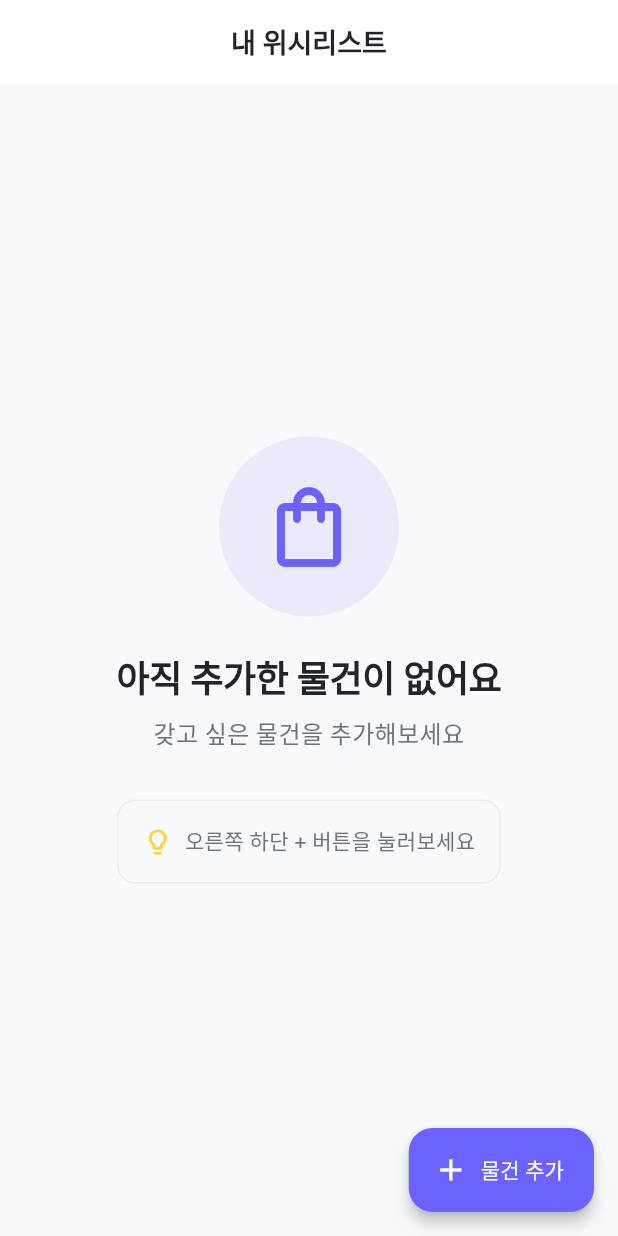
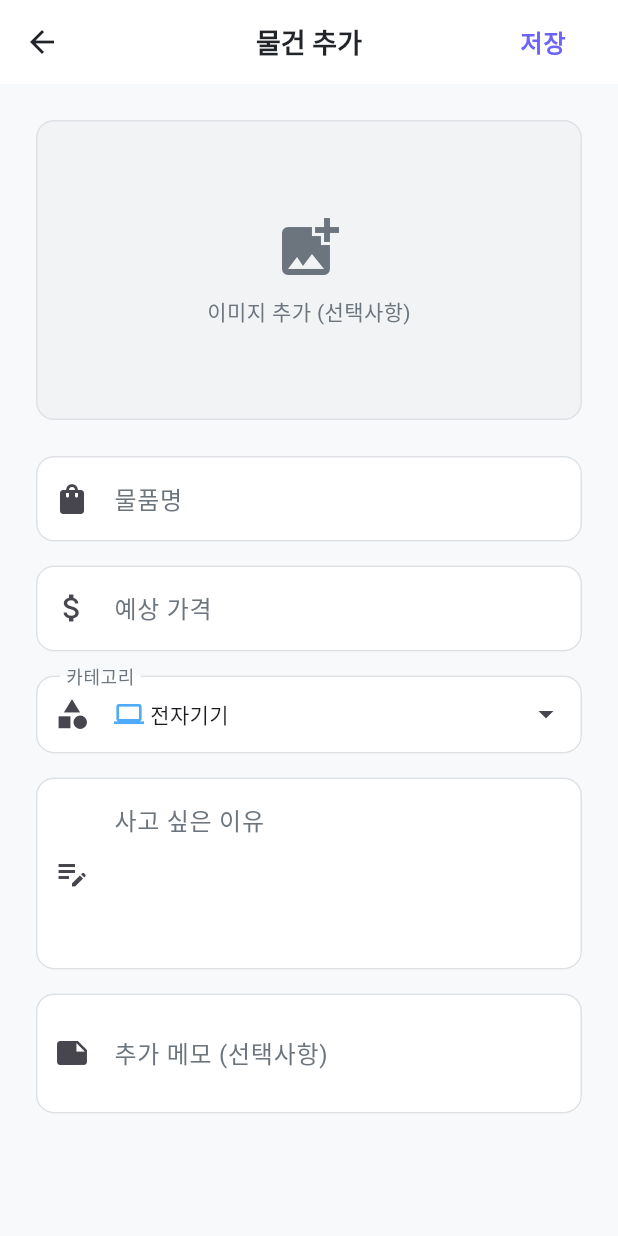
Before and after one commit to JaegeonYu/Wantly, a Flutter app: the screen it shows after launch, after a tap on "물건 추가", on a phone screen of 412 x 824 dp. Run offline on Flutter 3.47's test engine with Material 3 defaults, Android fonts, the light colour scheme and no system bars; our stand-ins replace flutter_slidable, freezed_annotation, hive, hive_flutter, image_picker, logger; accounts and stored records are empty.

Commit message:
feat: 위시리스트 드래그앤 드랍으로 순서변경 구현

```diff
--- /dev/null
+++ b/lib/presentation/screens/wishlist/add_edit_wishlist_screen.dart
@@ -0,0 +1,439 @@
+import 'package:flutter/material.dart';
+import 'package:flutter/services.dart';
+import 'package:provider/provider.dart';
+import 'package:uuid/uuid.dart';
+import 'package:image_picker/image_picker.dart';
+import '../../../core/constants/app_colors.dart';
+import '../../../core/constants/app_strings.dart';
+import '../../../core/constants/app_sizes.dart';
+import '../../../core/theme/text_styles.dart';
+import '../../../data/models/wishlist_item.dart';
+import '../../../data/models/category.dart';
+import '../../../data/repositories/category_repository_impl.dart';
+import '../../providers/wishlist_provider.dart';
+
+/// 위시리스트 아이템 추가/수정 화면
+class AddEditWishlistScreen extends StatefulWidget {
+  final WishlistItem? item; // null이면 추가 모드, 값이 있으면 수정 모드
+
+  const AddEditWishlistScreen({super.key, this.item});
+
+  @override
+  State<AddEditWishlistScreen> createState() => _AddEditWishlistScreenState();
+}
+
+class _AddEditWishlistScreenState extends State<AddEditWishlistScreen> {
+  final _formKey = GlobalKey<FormState>();
+  final _uuid = const Uuid();
+  final _categoryRepository = CategoryRepositoryImpl();
+  final _imagePicker = ImagePicker();
+
+  // 폼 컨트롤러
+  late TextEditingController _nameController;
+  late TextEditingController _priceController;
+  late TextEditingController _reasonController;
+  late TextEditingController _urlController;
+
+  // 상태 변수
+  List<Category> _categories = [];
+  Category? _selectedCategory;
+  String? _imageUrl;
+  bool _isLoading = false;
+
+  @override
+  void initState() {
+    super.initState();
+    _initializeControllers();
+    _loadCategories();
+  }
+
+  /// 컨트롤러 초기화
+  void _initializeControllers() {
+    final item = widget.item;
+    _nameController = TextEditingController(text: item?.name ?? '');
+    _priceController = TextEditingController(
+      text: item?.price != null ? item!.price.toString() : '',
+    );
+    _reasonController = TextEditingController(text: item?.reason ?? '');
+    _urlController = TextEditingController(text: item?.memo ?? '');
+    _imageUrl = item?.imageUrl;
+  }
+
+  /// 카테고리 목록 불러오기
+  Future<void> _loadCategories() async {
+    final categories = await _categoryRepository.getAllCategories();
+    setState(() {
+      _categories = categories;
+      if (widget.item != null) {
+        // 수정 모드: 기존 카테고리 선택
+        _selectedCategory = categories.firstWhere(
+          (c) => c.id == widget.item!.categoryId,
+          orElse: () => categories.first,
+        );
+      } else if (categories.isNotEmpty) {
+        // 추가 모드: 첫 번째 카테고리 기본 선택
+        _selectedCategory = categories.first;
+      }
+    });
+  }
+
+  @override
+  void dispose() {
+    _nameController.dispose();
+    _priceController.dispose();
+    _reasonController.dispose();
+    _urlController.dispose();
+    super.dispose();
+  }
+
+  /// 이미지 선택
+  Future<void> _pickImage() async {
+    try {
+      final XFile? image = await _imagePicker.pickImage(
+        source: ImageSource.gallery,
+        maxWidth: 1024,
+        maxHeight: 1024,
+        imageQuality: 85,
+      );
+      if (image != null) {
+        setState(() {
+          _imageUrl = image.path;
+        });
+      }
+    } catch (e) {
+      if (mounted) {
+        ScaffoldMessenger.of(
+          context,
+        ).showSnackBar(const SnackBar(content: Text('이미지를 선택할 수 없습니다')));
+      }
+    }
+  }
+
+  /// 저장 처리
+  Future<void> _handleSave() async {
+    if (!_formKey.currentState!.validate()) {
+      return;
+    }
+
+    if (_selectedCategory == null) {
+      ScaffoldMessenger.of(
+        context,
+      ).showSnackBar(const SnackBar(content: Text('카테고리를 선택해주세요')));
+      return;
+    }
+
+    setState(() => _isLoading = true);
+
+    try {
+      final provider = context.read<WishlistProvider>();
+
+      // 아이템 생성
+      final item = WishlistItem(
+        id: widget.item?.id ?? _uuid.v4(),
+        name: _nameController.text.trim(),
+        categoryId: _selectedCategory!.id,
+        price: int.parse(_priceController.text.trim()),
+        reason: _reasonController.text.trim(),
+        imageUrl: _imageUrl,
+        memo: _urlController.text.trim(),
+        createdAt: widget.item?.createdAt ?? DateTime.now(),
+        priority: widget.item?.priority ?? 0,
+      );
+
+      bool success;
+      if (widget.item == null) {
+        // 추가 모드
+        success = await provider.addItem(item);
+      } else {
+        // 수정 모드
+        success = await provider.updateItem(item);
+      }
+
+      setState(() => _isLoading = false);
+
+      if (success && mounted) {
+        Navigator.of(context).pop(true);
+        ScaffoldMessenger.of(context).showSnackBar(
+          SnackBar(
+            content: Text(
+              widget.item == null ? '아이템이 추가되었습니다' : '아이템이 수정되었습니다',
+            ),
+          ),
+        );
+      }
+    } catch (e) {
+      setState(() => _isLoading = false);
+      if (mounted) {
+        ScaffoldMessenger.of(
+          context,
+        ).showSnackBar(SnackBar(content: Text('저장 실패: ${e.toString()}')));
+      }
+    }
+  }
+
+  /// 카테고리 선택 바텀시트
+  Future<void> _showCategoryPicker() async {
+    final selected = await showModalBottomSheet<Category>(
+      context: context,
+      shape: const RoundedRectangleBorder(
+        borderRadius: BorderRadius.vertical(top: Radius.circular(20)),
+      ),
+      builder: (context) => Container(
+        padding: const EdgeInsets.all(AppSizes.paddingLg),
+        child: Column(
+          mainAxisSize: MainAxisSize.min,
+          crossAxisAlignment: CrossAxisAlignment.start,
+          children: [
+            Text('카테고리 선택', style: AppTextStyles.h3),
+            const SizedBox(height: AppSizes.spaceMd),
+            Wrap(
+              spacing: AppSizes.spaceSm,
+              runSpacing: AppSizes.spaceSm,
+              children: _categories.map((category) {
+                final isSelected = category.id == _selectedCategory?.id;
+                return ChoiceChip(
+                  label: Row(
+                    mainAxisSize: MainAxisSize.min,
+                    children: [
+                      Icon(
+                        category.icon,
+                        size: AppSizes.iconSm,
+                        color: isSelected ? Colors.white : category.color,
+                      ),
+                      const SizedBox(width: AppSizes.spaceXs),
+                      Text(category.name),
+                    ],
+                  ),
+                  selected: isSelected,
+                  onSelected: (_) {
+                    Navigator.pop(context, category);
+                  },
+                  selectedColor: category.color,
+                  backgroundColor: category.color.withOpacity(0.1),
+                  labelStyle: TextStyle(
+                    color: isSelected ? Colors.white : category.color,
+                    fontWeight: FontWeight.w600,
+                  ),
+                );
+              }).toList(),
+            ),
+          ],
+        ),
+      ),
+    );
+
+    if (selected != null) {
+      setState(() {
+        _selectedCategory = selected;
+      });
+    }
+  }
+
+  @override
+  Widget build(BuildContext context) {
+    final isEditMode = widget.item != null;
+
+    return Scaffold(
+      appBar: AppBar(
+        title: Text(isEditMode ? '아이템 수정' : AppStrings.addItem),
+        actions: [
+          if (_isLoading)
+            const Center(
+              child: Padding(
+                padding: EdgeInsets.all(AppSizes.paddingMd),
+                child: SizedBox(
+                  width: 24,
+                  height: 24,
+                  child: CircularProgressIndicator(strokeWidth: 2),
+                ),
+              ),
+            )
+          else
+            TextButton(
+              onPressed: _handleSave,
+              child: Text(
+                '저장',
+                style: AppTextStyles.button.copyWith(color: AppColors.primary),
+              ),
+            ),
+        ],
+      ),
+      body: Form(
+        key: _formKey,
+        child: ListView(
+          padding: const EdgeInsets.all(AppSizes.paddingLg),
+          children: [
+            // 이미지 추가
+            _buildImageSection(),
+            const SizedBox(height: AppSizes.spaceLg),
+
+            // 물품명
+            TextFormField(
+              controller: _nameController,
+              decoration: const InputDecoration(
+                labelText: '물품명',
+                hintText: '갖고 싶은 물건을 입력하세요',
+                prefixIcon: Icon(Icons.shopping_bag),
+              ),
+              validator: (value) {
+                if (value == null || value.trim().isEmpty) {
+                  return '물품명을 입력해주세요';
+                }
+                return null;
+              },
+              textInputAction: TextInputAction.next,
+            ),
+            const SizedBox(height: AppSizes.spaceMd),
+
+            // 예상 가격
+            TextFormField(
+              controller: _priceController,
+              decoration: const InputDecoration(
+                labelText: '예상 가격',
+                hintText: '0',
+                prefixIcon: Icon(Icons.attach_money),
+                suffixText: '원',
+              ),
+              keyboardType: TextInputType.number,
+              inputFormatters: [FilteringTextInputFormatter.digitsOnly],
+              validator: (value) {
+                if (value == null || value.trim().isEmpty) {
+                  return '예상 가격을 입력해주세요';
+                }
+                return null;
+              },
+              textInputAction: TextInputAction.next,
+            ),
+            const SizedBox(height: AppSizes.spaceMd),
+
+            // 카테고리 선택
+            InkWell(
+              onTap: _showCategoryPicker,
+              child: InputDecorator(
+                decoration: const InputDecoration(
+                  labelText: '카테고리',
+                  prefixIcon: Icon(Icons.category),
+                  suffixIcon: Icon(Icons.arrow_drop_down),
+                ),
+                child: _selectedCategory != null
+                    ? Row(
+                        children: [
+                          Icon(
+                            _selectedCategory!.icon,
+                            size: AppSizes.iconSm,
+                            color: _selectedCategory!.color,
+                          ),
+                          const SizedBox(width: AppSizes.spaceXs),
+                          Text(_selectedCategory!.name),
+                        ],
+                      )
+                    : const Text('카테고리를 선택하세요'),
+              ),
+            ),
+            const SizedBox(height: AppSizes.spaceMd),
+
+            // 사고 싶은 이유
+            TextFormField(
+              controller: _reasonController,
+              decoration: const InputDecoration(
+                labelText: '사고 싶은 이유',
+                hintText: '왜 이 물건을 갖고 싶은가요?',
+                prefixIcon: Icon(Icons.edit_note),
+                alignLabelWithHint: true,
+              ),
+              maxLines: 4,
+              validator: (value) {
+                if (value == null || value.trim().isEmpty) {
+                  return '사고 싶은 이유를 입력해주세요';
+                }
+                return null;
+              },
+              textInputAction: TextInputAction.newline,
+            ),
+            const SizedBox(height: AppSizes.spaceMd),
+
+            // 추가 메모 (선택사항)
+            TextFormField(
+              controller: _urlController,
+              decoration: const InputDecoration(
+                labelText: '추가 메모 (선택사항)',
+                hintText: '추가 정보를 입력하세요',
+                prefixIcon: Icon(Icons.note),
+              ),
+              maxLines: 2,
+              textInputAction: TextInputAction.done,
+            ),
+          ],
+        ),
+      ),
+    );
+  }
+
+  /// 이미지 섹션 빌드
+  Widget _buildImageSection() {
+    return GestureDetector(
+      onTap: _pickImage,
+      child: Container(
+        height: 200,
+        decoration: BoxDecoration(
+          color: AppColors.grey100,
+          borderRadius: BorderRadius.circular(AppSizes.radiusMd),
+          border: Border.all(color: AppColors.grey300),
+        ),
+        child: _imageUrl != null
+            ? Stack(
+                children: [
+                  // 이미지 표시
+                  ClipRRect(
+                    borderRadius: BorderRadius.circular(AppSizes.radiusMd),
+                    child: Image.network(
+                      _imageUrl!,
+                      width: double.infinity,
+                      height: double.infinity,
+                      fit: BoxFit.cover,
+                      errorBuilder: (context, error, stackTrace) {
+                        return const Center(
+                          child: Icon(Icons.broken_image, size: 48),
+                        );
+                      },
+                    ),
+                  ),
+                  // 변경 버튼
+                  Positioned(
+                    right: 8,
+                    top: 8,
+                    child: CircleAvatar(
+                      backgroundColor: Colors.black54,
+                      child: IconButton(
+                        icon: const Icon(
+                          Icons.edit,
+                          color: Colors.white,
+                          size: 20,
+                        ),
+                        onPressed: _pickImage,
+                      ),
+                    ),
+                  ),
+                ],
+              )
+            : Column(
+                mainAxisAlignment: MainAxisAlignment.center,
+                children: [
+                  Icon(
+                    Icons.add_photo_alternate,
+                    size: 48,
+                    color: AppColors.textSecondary,
+                  ),
+                  const SizedBox(height: AppSizes.spaceSm),
+                  Text(
+                    '이미지 추가 (선택사항)',
+                    style: AppTextStyles.body2.copyWith(
+                      color: AppColors.textSecondary,
+                    ),
+                  ),
+                ],
+              ),
+      ),
+    );
+  }
+}
--- a/lib/presentation/screens/wishlist/wishlist_screen.dart
+++ b/lib/presentation/screens/wishlist/wishlist_screen.dart
@@ -7,6 +7,7 @@ import '../../../core/theme/text_styles.dart';
 import '../../providers/wishlist_provider.dart';
 import 'widgets/wishlist_item_card.dart';
 import 'widgets/empty_wishlist_widget.dart';
+import 'add_edit_wishlist_screen.dart';
 
 /// 위시리스트 화면
 class WishlistScreen extends StatefulWidget {
@@ -99,12 +100,15 @@ class _WishlistScreenState extends State<WishlistScreen> {
             padding: const EdgeInsets.all(AppSizes.paddingSm),
             itemCount: provider.items.length,
             onReorder: provider.reorderItems,
+            buildDefaultDragHandles: false, // 기본 드래그 핸들 비활성화
             itemBuilder: (context, index) {
               final item = provider.items[index];
               return WishlistItemCard(
                 key: ValueKey(item.id),
                 item: item,
                 rank: index + 1,
+                showDragHandle: true,
+                dragIndex: index, // 드래그 핸들에서 사용할 인덱스
               );
             },
           );
@@ -112,7 +116,13 @@ class _WishlistScreenState extends State<WishlistScreen> {
       ),
       floatingActionButton: FloatingActionButton.extended(
         onPressed: () {
-          // TODO: 아이템 추가 화면으로 이동
+          Navigator.push(
+            context,
+            MaterialPageRoute(
+              builder: (context) => const AddEditWishlistScreen(),
+            ),
+          );
+          // 아이템 추가 후 돌아왔을 때 자동으로 리스트 갱신됨 (Provider 사용)
         },
         icon: const Icon(Icons.add),
         label: const Text(AppStrings.addItem),
```
Also changed, not shown: lib/presentation/screens/wishlist/widgets/wishlist_item_card.dart (+36 -5 lines).
